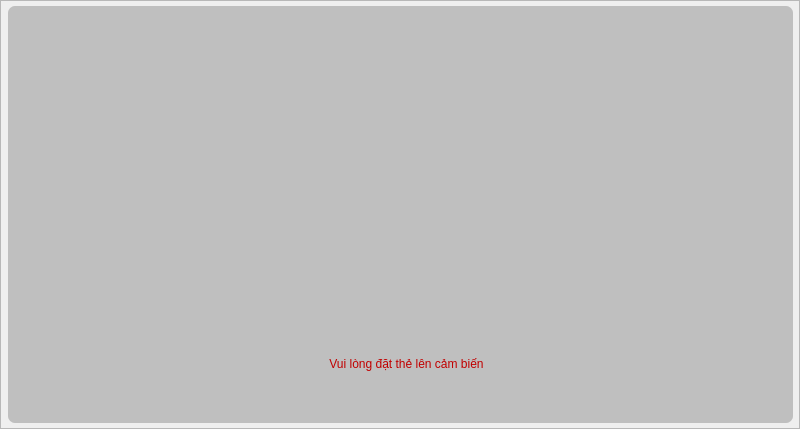
Before: the Qt Designer form DesignerUI/WriteIDcardScreen.ui in Lam-dev/EAI_Project, drawn with Qt 5.
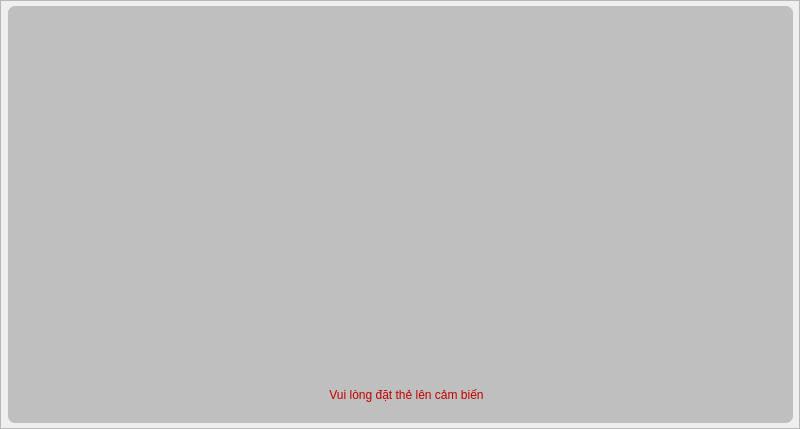
After: the same form once the commit is applied. Icons and pictures are not drawn.

The edit to the form file:
```diff
--- a/DesignerUI/WriteIDcardScreen.ui
+++ b/DesignerUI/WriteIDcardScreen.ui
@@ -41,10 +41,10 @@
    <widget class="QLabel" name="label">
     <property name="geometry">
      <rect>
-      <x>164</x>
-      <y>8</y>
-      <width>455</width>
-      <height>291</height>
+      <x>172</x>
+      <y>84</y>
+      <width>449</width>
+      <height>263</height>
      </rect>
     </property>
     <property name="text">
@@ -58,9 +58,9 @@
     <property name="geometry">
      <rect>
       <x>22</x>
-      <y>328</y>
+      <y>362</y>
       <width>753</width>
-      <height>59</height>
+      <height>53</height>
      </rect>
     </property>
     <property name="styleSheet">
```
Left out of the diff: 20 changed lines with no effect on the pictures.
